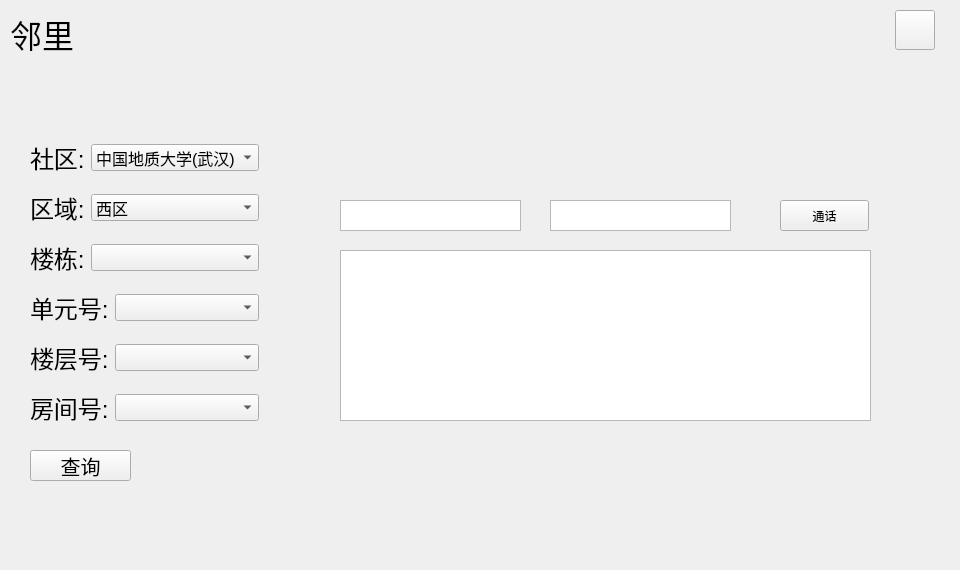
Above: SmartHome/SHNeighborDlg.ui from ChenKan914/SmartHome before the change. Below: the same form after it.
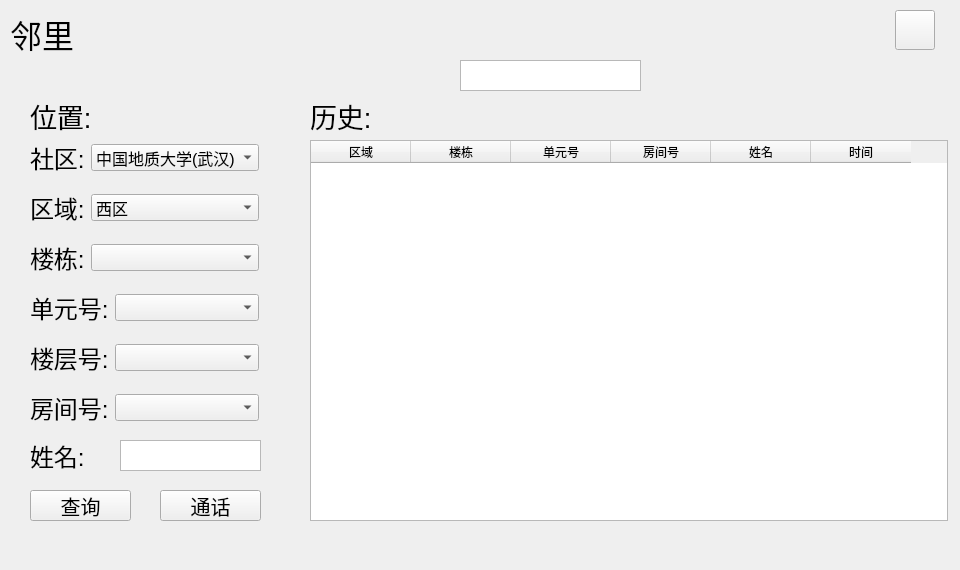
That is the form after the change.

What changed in the file:
```diff
--- a/SmartHome/SHNeighborDlg.ui
+++ b/SmartHome/SHNeighborDlg.ui
@@ -228,7 +228,7 @@
    <property name="geometry">
     <rect>
      <x>30</x>
-     <y>450</y>
+     <y>490</y>
      <width>101</width>
      <height>31</height>
     </rect>
@@ -245,9 +245,9 @@
   <widget class="QTextEdit" name="m_txName">
    <property name="geometry">
     <rect>
-     <x>340</x>
-     <y>200</y>
-     <width>181</width>
+     <x>120</x>
+     <y>440</y>
+     <width>141</width>
      <height>31</height>
     </rect>
    </property>
@@ -267,8 +267,8 @@
   <widget class="QTextEdit" name="m_txIP">
    <property name="geometry">
     <rect>
-     <x>550</x>
-     <y>200</y>
+     <x>460</x>
+     <y>60</y>
      <width>181</width>
      <height>31</height>
     </rect>
@@ -289,27 +289,22 @@
   <widget class="QPushButton" name="m_btDial">
    <property name="geometry">
     <rect>
-     <x>780</x>
-     <y>200</y>
-     <width>89</width>
+     <x>160</x>
+     <y>490</y>
+     <width>101</width>
      <height>31</height>
     </rect>
    </property>
+   <property name="font">
+    <font>
+     <pointsize>15</pointsize>
+    </font>
+   </property>
    <property name="text">
     <string>通话</string>
    </property>
   </widget>
-  <widget class="QListView" name="listView">
-   <property name="geometry">
-    <rect>
-     <x>340</x>
-     <y>250</y>
-     <width>531</width>
-     <height>171</height>
-    </rect>
-   </property>
-  </widget>
-  <widget class="QWidget" name="">
+  <widget class="QWidget" name="layoutWidget">
    <property name="geometry">
     <rect>
      <x>30</x>
@@ -347,6 +342,116 @@
     </item>
    </layout>
   </widget>
+  <widget class="QLabel" name="label_4">
+   <property name="geometry">
+    <rect>
+     <x>310</x>
+     <y>100</y>
+     <width>61</width>
+     <height>31</height>
+    </rect>
+   </property>
+   <property name="font">
+    <font>
+     <pointsize>20</pointsize>
+    </font>
+   </property>
+   <property name="text">
+    <string>历史:</string>
+   </property>
+  </widget>
+  <widget class="QTableWidget" name="m_tbwgHistory">
+   <property name="geometry">
+    <rect>
+     <x>310</x>
+     <y>140</y>
+     <width>638</width>
+     <height>381</height>
+    </rect>
+   </property>
+   <column>
+    <property name="text">
+     <string>区域</string>
+    </property>
+   </column>
+   <column>
+    <property name="text">
+     <string>楼栋</string>
+    </property>
+   </column>
+   <column>
+    <property name="text">
+     <string>单元号</string>
+    </property>
+   </column>
+   <column>
+    <property name="text">
+     <string>房间号</string>
+    </property>
+   </column>
+   <column>
+    <property name="text">
+     <string>姓名</string>
+    </property>
+   </column>
+   <column>
+    <property name="text">
+     <string>时间</string>
+    </property>
+   </column>
+  </widget>
+  <widget class="QLabel" name="label_5">
+   <property name="geometry">
+    <rect>
+     <x>30</x>
+     <y>100</y>
+     <width>67</width>
+     <height>31</height>
+    </rect>
+   </property>
+   <property name="font">
+    <font>
+     <pointsize>20</pointsize>
+    </font>
+   </property>
+   <property name="text">
+    <string>位置:</string>
+   </property>
+  </widget>
+  <widget class="QLabel" name="label_9">
+   <property name="geometry">
+    <rect>
+     <x>30</x>
+     <y>440</y>
+     <width>67</width>
+     <height>31</height>
+    </rect>
+   </property>
+   <property name="font">
+    <font>
+     <pointsize>18</pointsize>
+    </font>
+   </property>
+   <property name="text">
+    <string>姓名:</string>
+   </property>
+  </widget>
+  <zorder>m_lbTitle</zorder>
+  <zorder>m_btnBack</zorder>
+  <zorder>layoutWidget</zorder>
+  <zorder>layoutWidget_2</zorder>
+  <zorder>layoutWidget_3</zorder>
+  <zorder>layoutWidget_4</zorder>
+  <zorder>layoutWidget_5</zorder>
+  <zorder>m_btResearch</zorder>
+  <zorder>m_txIP</zorder>
+  <zorder>m_btDial</zorder>
+  <zorder>layoutWidget</zorder>
+  <zorder>label_4</zorder>
+  <zorder>m_tbwgHistory</zorder>
+  <zorder>label_5</zorder>
+  <zorder>label_9</zorder>
+  <zorder>m_txName</zorder>
  </widget>
  <resources/>
  <connections/>
```
